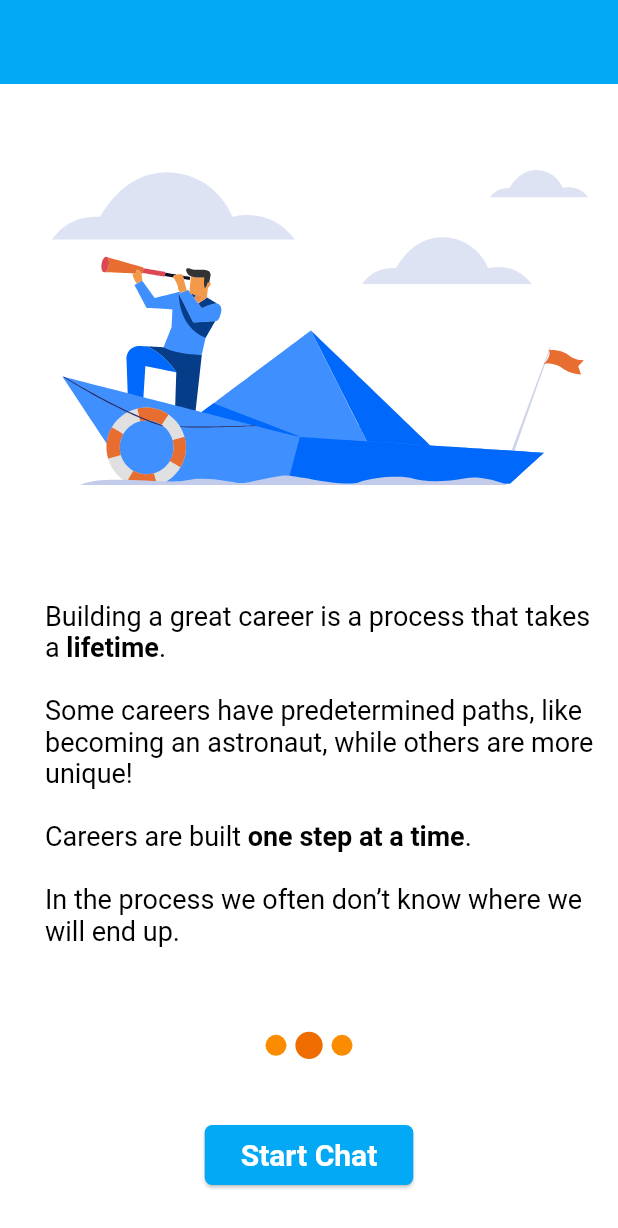
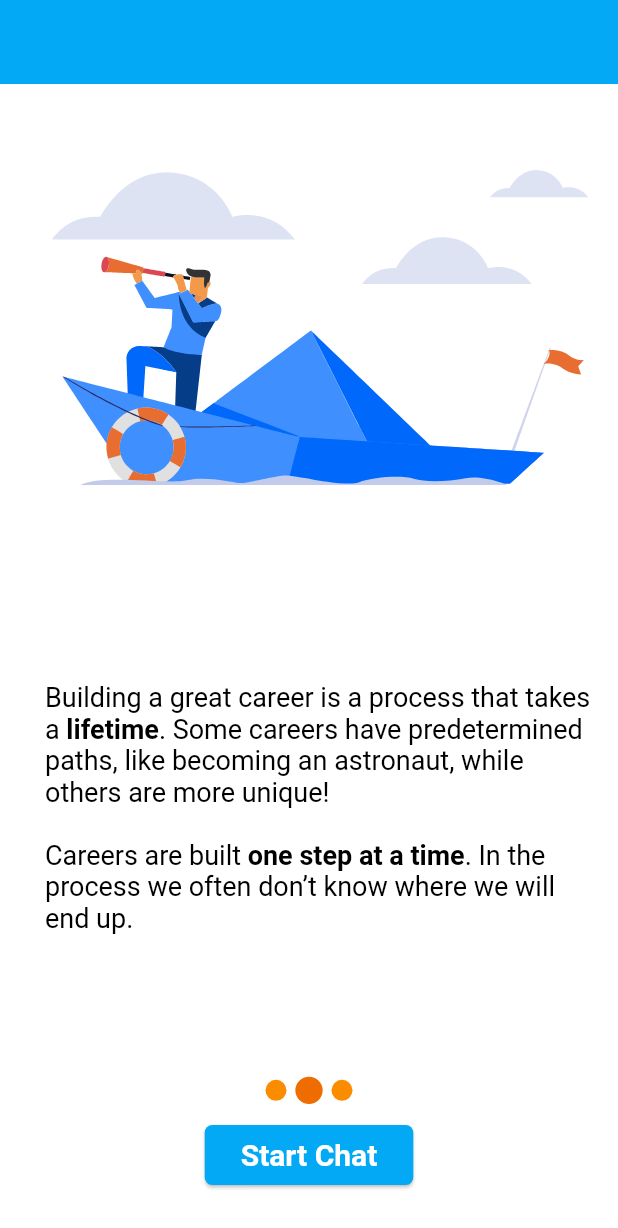
Before and after one commit to xacaciax/ikigai, a Flutter app: the screen it shows after launch, swiped to page 2, on a phone screen of 412 x 824 dp. Shown: the top 1228 px of the screen. Run offline on Flutter 3.47's test engine with Material 3 defaults, Android fonts, the phone set to English and light mode, and no system bars; drawn by our look-alikes of smooth_page_indicator; our stand-ins replace animated_text_kit, flutter_dotenv, google_fonts, lottie; generated files the repository leaves out were written again.

Commit message:
update copy, add comments

```diff
--- a/lib/src/advisor_chat/chat_widgets/checklist_select_survey.dart
+++ b/lib/src/advisor_chat/chat_widgets/checklist_select_survey.dart
@@ -66,7 +66,7 @@ class _ChecklistSelectSurveyState extends State<ChecklistSelectSurvey> {
                   itemCount: widget.surveyOptions.length,
                   itemBuilder: (context, index) {
                     return ExpansionTile(
-                      initiallyExpanded: index == 0,
+                      initiallyExpanded: true,
                       title: Text(widget.surveyOptions[index].areaOfInterest),
                       children: widget.surveyOptions[index].subInterests
                           .map((child) => CheckboxListTile(
--- a/lib/src/advisor_chat/constants.dart
+++ b/lib/src/advisor_chat/constants.dart
@@ -4,7 +4,9 @@ const INTRO_TEXT =
     'Hello! As a career advisor, my role is to help you explore and understand your interests, values, and capabilities in order to guide you towards a career path that aligns with who you are. I can provide information about different industries, job roles, and educational pathways, as well as assist you in setting goals and creating a plan to achieve them. So, to get started, what are your interests?';
 
 const SUGGESTIONS_INTRO =
-    'Based on what we have discussed so far, here are some suggestions. Take a look and let me know what you think.\n\nNone of these may be appealing and that is totally okay. Take note of why and then circle back here so we can discuss further.';
+    'Take a look at these and let me know what you think.\n\nNone of these may appeal to you and that is totally okay. Take note of why and then circle back here so we can discuss further.';
 
 const INTERACTIONS_COUNT = 4;
-// const INTERACTIONS_COUNT = 0; For testing purposes
+
+// TODO this is not yet working as expected, fix it
+const ANIMATED_TEXT_OFFSET = 100;
--- a/lib/src/intro_carousel/intro_carousel.dart
+++ b/lib/src/intro_carousel/intro_carousel.dart
@@ -23,7 +23,7 @@ class _CarouselPageState extends State<CarouselPage> {
         TextSpan(
             text: 'IKIGAI ',
             style: const TextStyle(fontWeight: FontWeight.bold)),
-        TextSpan(text: 'means \n\nto do what you '),
+        TextSpan(text: 'means \nto do what you '),
         TextSpan(
             text: 'love\n',
             style: const TextStyle(fontWeight: FontWeight.bold)),
@@ -68,13 +68,13 @@ class _CarouselPageState extends State<CarouselPage> {
             text: 'lifetime', style: TextStyle(fontWeight: FontWeight.bold)),
         TextSpan(
             text:
-                '. \n\nSome careers have predetermined paths, like becoming an astronaut, while others are more unique! \n\nCareers are built '),
+                '. Some careers have predetermined paths, like becoming an astronaut, while others are more unique! \n\nCareers are built '),
         TextSpan(
             text: 'one step at a time',
             style: TextStyle(fontWeight: FontWeight.bold)),
         TextSpan(
             text:
-                '. \n\nIn the process we often don’t know where we will end up.\n'),
+                '. In the process we often don’t know where we will end up.\n'),
       ],
     ),
   );
@@ -150,14 +150,21 @@ class _CarouselPageState extends State<CarouselPage> {
         Lottie.asset(
           lottiePath,
         ),
-        Center(
-          child: Padding(
-              padding: EdgeInsets.all(10),
+        Flexible(
+          child: Center(
+            child: SingleChildScrollView(
+              clipBehavior: Clip.antiAlias,
               child: Padding(
+                padding: EdgeInsets.all(10),
+                child: Padding(
                   padding: EdgeInsets.only(
                     left: 20,
                   ),
-                  child: text)),
+                  child: text,
+                ),
+              ),
+            ),
+          ),
         ),
       ],
     );
@@ -194,6 +201,9 @@ class _CarouselPageState extends State<CarouselPage> {
               ],
             ),
           ),
+          SizedBox(
+            height: 10,
+          ),
           SmoothPageIndicator(
             controller: _pageController,
             count: 3,
@@ -205,7 +215,7 @@ class _CarouselPageState extends State<CarouselPage> {
             ),
           ),
           SizedBox(
-            height: 40,
+            height: 10,
           ),
           ElevatedButton(
             style: ElevatedButton.styleFrom(
--- a/lib/src/user_repo/user.dart
+++ b/lib/src/user_repo/user.dart
@@ -1,5 +1,3 @@
-import 'package:ikigai_advisor/src/advisor_chat/advisory_phases.dart';
-
 enum CurrentMode { exploring, planning }
 
 class UserData {
```
Also changed, not shown: lib/src/advisor_chat/chat_view.dart (+33 -37 lines).
